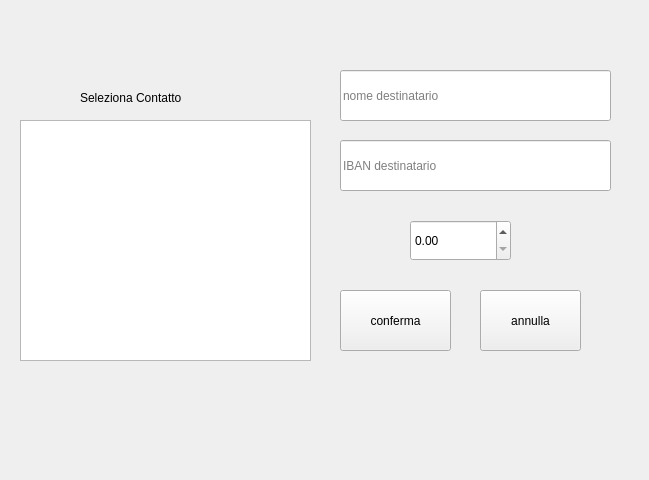
Qt form transferdialog.ui (AndreaDiPietro0/BankAccount_DiPietro) before a commit.
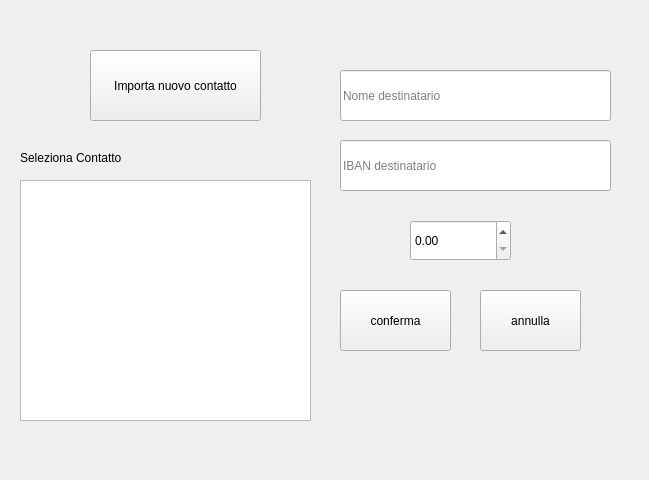
The same form after that commit.

Commit message: spostato button in finestra bonifico

Diff of the .ui file:
```diff
--- a/transferdialog.ui
+++ b/transferdialog.ui
@@ -17,7 +17,7 @@
    <property name="geometry">
     <rect>
      <x>20</x>
-     <y>120</y>
+     <y>180</y>
      <width>291</width>
      <height>241</height>
     </rect>
@@ -26,8 +26,8 @@
   <widget class="QLabel" name="label">
    <property name="geometry">
     <rect>
-     <x>80</x>
-     <y>90</y>
+     <x>20</x>
+     <y>150</y>
      <width>141</width>
      <height>16</height>
     </rect>
@@ -62,7 +62,7 @@
     <string/>
    </property>
    <property name="placeholderText">
-    <string>nome destinatario</string>
+    <string>Nome destinatario</string>
    </property>
   </widget>
   <widget class="QLineEdit" name="editIban">
@@ -107,6 +107,19 @@
     <string>annulla</string>
    </property>
   </widget>
+  <widget class="QPushButton" name="btnImportContact">
+   <property name="geometry">
+    <rect>
+     <x>90</x>
+     <y>50</y>
+     <width>171</width>
+     <height>71</height>
+    </rect>
+   </property>
+   <property name="text">
+    <string>Importa nuovo contatto</string>
+   </property>
+  </widget>
  </widget>
  <resources/>
  <connections/>
```
The commit also changes 5 other files.
